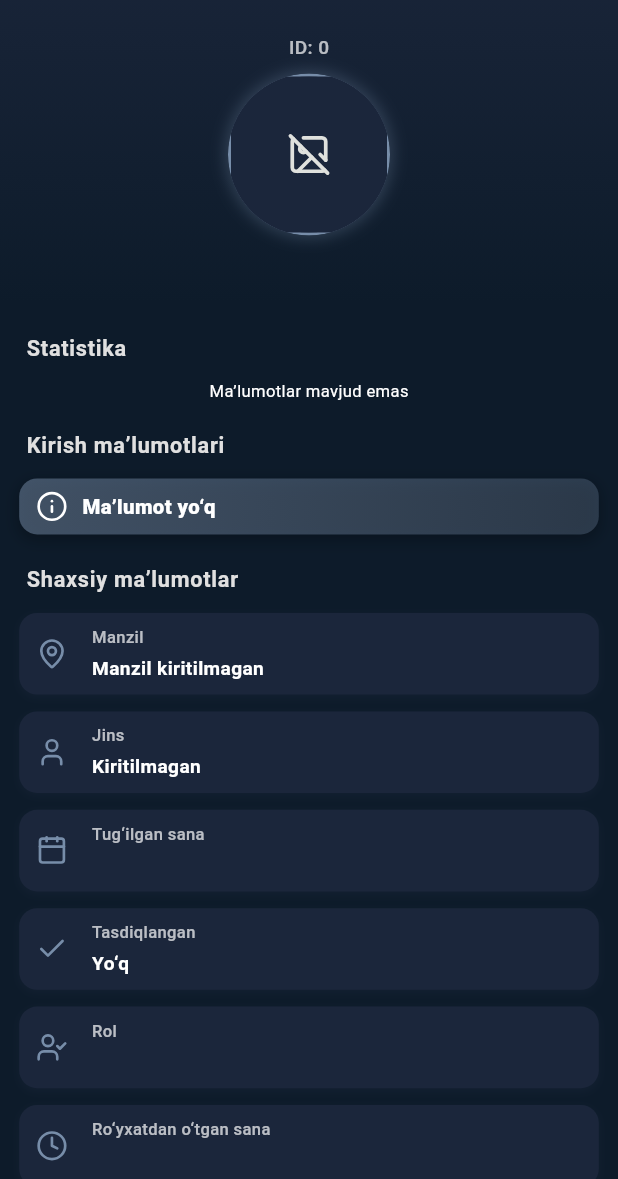
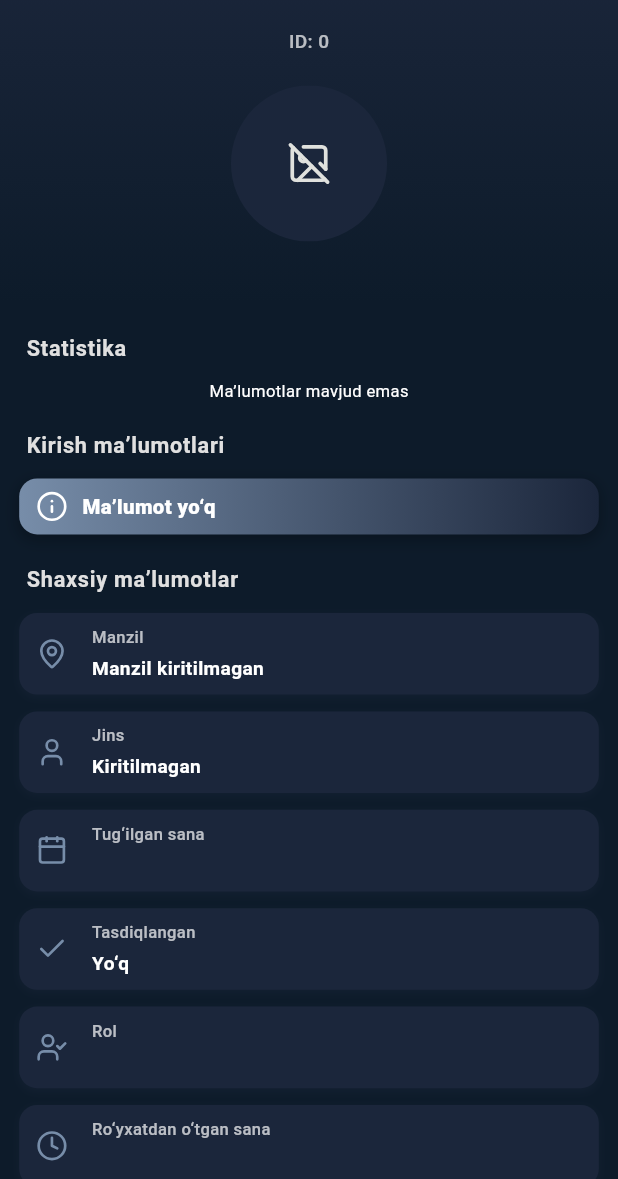
Before and after one commit to To-Rex/ishTopchi, a Flutter app: the MyProfileScreen screen opened directly, on a phone screen of 412 x 824 dp, the part 57-1236 px from its top. Run offline on Flutter 3.47's test engine with Material 3 defaults, Android fonts, the phone set to English and light mode, and no system bars; drawn by our look-alikes of cached_network_image; our stand-ins replace dio, dropdown_button2, firebase_core, flutter_map, flutter_screenutil, flutter_staggered_animations and 14 more; missing offline and left inert: flutter_map_animations; accounts and stored records are empty; network calls fail.

Commit message:
my profile screen fixed

```diff
--- a/lib/modules/profile/views/my_profile_screen.dart
+++ b/lib/modules/profile/views/my_profile_screen.dart
@@ -14,10 +14,10 @@ class MyProfileScreen extends StatefulWidget {
   const MyProfileScreen({super.key});
 
   @override
-  _MyProfileScreenState createState() => _MyProfileScreenState();
+  MyProfileScreenState createState() => MyProfileScreenState();
 }
 
-class _MyProfileScreenState extends State<MyProfileScreen> {
+class MyProfileScreenState extends State<MyProfileScreen> {
   final ApiController apiController = Get.find<ApiController>();
   final FuncController funcController = Get.find<FuncController>();
 
@@ -71,16 +71,16 @@ class _MyProfileScreenState extends State<MyProfileScreen> {
         return [Colors.green.shade800, Colors.green.shade400];
       }
     }
-    return [AppColors.lightBlue.withOpacity(0.5), AppColors.lightBlue.withOpacity(0.3)];
+    return [AppColors.lightBlue, AppColors.darkBlue];
   }
 
   Color _getAuthShadowColor(UserMe? user) {
     if (user?.data?.authProviders?.isNotEmpty ?? false) {
       final provider = user!.data!.authProviders!.first.providerType;
       if (provider == 'GOOGLE') {
-        return Colors.blue.shade600.withOpacity(0.4);
+        return AppColors.darkNavy;
       } else if (provider == 'PHONE_NUMBER') {
-        return Colors.green.shade600.withOpacity(0.4);
+        return AppColors.lightBlue;
       }
     }
     return Colors.black26;
@@ -147,24 +147,15 @@ class _MyProfileScreenState extends State<MyProfileScreen> {
 
   Widget _buildHeader(BuildContext context, UserMe? user) {
     return Container(
-      decoration: BoxDecoration(
-        gradient: LinearGradient(
-          colors: [AppColors.darkBlue.withOpacity(0.9), AppColors.darkNavy],
-          begin: Alignment.topCenter,
-          end: Alignment.bottomCenter,
-        ),
-      ),
+      decoration: BoxDecoration(gradient: LinearGradient(colors: [AppColors.darkBlue, AppColors.darkNavy], begin: Alignment.topCenter, end: Alignment.bottomCenter)),
       child: AnimationLimiter(
         child: Column(
           mainAxisAlignment: MainAxisAlignment.center,
           children: AnimationConfiguration.toStaggeredList(
             duration: const Duration(milliseconds: 500),
-            childAnimationBuilder: (widget) => SlideAnimation(
-              verticalOffset: 20.0,
-              child: FadeInAnimation(child: widget),
-            ),
+            childAnimationBuilder: (widget) => SlideAnimation(verticalOffset: 20.0, child: FadeInAnimation(child: widget)),
             children: [
-              SizedBox(height: Responsive.scaleHeight(75, context)),
+              SizedBox(height: Responsive.scaleHeight(70, context)),
               Text(
                 'ID: ${user?.data?.id.toString() ?? 'Kiritilmagan'}',
                 style: TextStyle(
@@ -173,7 +164,7 @@ class _MyProfileScreenState extends State<MyProfileScreen> {
                   fontWeight: FontWeight.w500,
                 ),
               ),
-              SizedBox(height: Responsive.scaleHeight(10, context)),
+              SizedBox(height: Responsive.scaleHeight(25, context)),
               GestureDetector(
                 onTap: () {
                   if (user?.data?.profilePicture != null) {
@@ -183,74 +174,32 @@ class _MyProfileScreenState extends State<MyProfileScreen> {
                 child: Hero(
                   tag: 'profile-image',
                   child: Container(
-                    decoration: BoxDecoration(
-                      shape: BoxShape.circle,
-                      boxShadow: [
-                        BoxShadow(
-                          color: AppColors.lightBlue.withOpacity(0.3),
-                          blurRadius: 8,
-                          spreadRadius: 2,
-                        ),
-                      ],
-                    ),
+                    decoration: BoxDecoration(shape: BoxShape.circle),
                     child: ClipRRect(
                       borderRadius: BorderRadius.circular(150),
                       child: Container(
-                        decoration: BoxDecoration(
-                          border: Border.all(color: AppColors.lightBlue, width: 2),
-                          shape: BoxShape.circle,
-                        ),
+                        decoration: BoxDecoration(shape: BoxShape.circle),
                         child: CachedNetworkImage(
                           imageUrl: _getProfileUrl(user?.data?.profilePicture),
                           height: Responsive.scaleHeight(130, context),
                           width: Responsive.scaleWidth(130, context),
                           fit: BoxFit.cover,
-                          placeholder: (context, url) => Center(
-                            child: CircularProgressIndicator(
-                              color: AppColors.lightBlue,
-                              strokeWidth: 2,
-                            ),
-                          ),
-                          errorWidget: (context, url, error) => Container(
-                            color: AppColors.darkBlue,
-                            child: Icon(
-                              LucideIcons.imageOff,
-                              size: Responsive.scaleFont(35, context),
-                              color: AppColors.lightGray,
-                            ),
-                          ),
-                        ),
-                      ),
-                    ),
-                  ),
-                ),
+                          placeholder: (context, url) => Center(child: CircularProgressIndicator(color: AppColors.lightBlue, strokeWidth: 2)),
+                          errorWidget: (context, url, error) => Container(color: AppColors.darkBlue, child: Icon(LucideIcons.imageOff, size: Responsive.scaleFont(35, context), color: AppColors.lightGray))
+                        )
+                      )
+                    )
+                  )
+                )
               ),
               SizedBox(height: Responsive.scaleHeight(12, context)),
-              Text(
-                user?.data?.firstName != null
-                    ? '${user!.data!.firstName} ${user.data!.lastName ?? ''}'
-                    : user?.data?.lastName ?? 'Ism yo‘q',
-                style: TextStyle(
-                  color: Colors.white,
-                  fontSize: Responsive.scaleFont(22, context),
-                  fontWeight: FontWeight.bold,
-                  letterSpacing: 0.5,
-                ),
-              ),
+              Text(user?.data?.firstName != null ? '${user!.data!.firstName} ${user.data!.lastName ?? ''}' : user?.data?.lastName ?? 'Ism yo‘q', style: TextStyle(color: Colors.white, fontSize: Responsive.scaleFont(22, context), fontWeight: FontWeight.bold, letterSpacing: 0.5)),
               SizedBox(height: Responsive.scaleHeight(6, context)),
-              Text(
-                _getAuthInfo(user),
-                style: TextStyle(
-                  color: Colors.white70,
-                  fontSize: Responsive.scaleFont(14, context),
-                  fontStyle: FontStyle.italic,
-                  fontWeight: FontWeight.w400,
-                ),
-              ),
-            ],
-          ),
-        ),
-      ),
+              Text(_getAuthInfo(user), style: TextStyle(color: Colors.white70, fontSize: Responsive.scaleFont(14, context), fontStyle: FontStyle.italic, fontWeight: FontWeight.w400))
+            ]
+          )
+        )
+      )
     );
   }
 
@@ -259,11 +208,7 @@ class _MyProfileScreenState extends State<MyProfileScreen> {
       crossAxisAlignment: CrossAxisAlignment.start,
       children: AnimationConfiguration.toStaggeredList(
         duration: const Duration(milliseconds: 600),
-        childAnimationBuilder: (widget) => SlideAnimation(
-          verticalOffset: 20.0,
-          curve: Curves.easeOutBack,
-          child: FadeInAnimation(child: widget),
-        ),
+        childAnimationBuilder: (widget) => SlideAnimation(verticalOffset: 20.0, curve: Curves.easeOutBack, child: FadeInAnimation(child: widget)),
         children: [
           _buildSectionTitle(context, 'Statistika'),
           SizedBox(height: Responsive.scaleHeight(12, context)),
@@ -272,12 +217,7 @@ class _MyProfileScreenState extends State<MyProfileScreen> {
               return Center(child: CircularProgressIndicator(color: AppColors.lightBlue));
             }
             if (funcController.meStats.value.data == null) {
-              return Center(
-                child: Text(
-                  'Ma’lumotlar mavjud emas',
-                  style: TextStyle(color: Colors.white, fontSize: Responsive.scaleFont(13, context)),
-                ),
-              );
+              return Center(child: Text('Ma’lumotlar mavjud emas', style: TextStyle(color: Colors.white, fontSize: Responsive.scaleFont(13, context))));
             }
             return Row(
               mainAxisAlignment: MainAxisAlignment.spaceEvenly,
@@ -286,21 +226,21 @@ class _MyProfileScreenState extends State<MyProfileScreen> {
                   context,
                   icon: LucideIcons.squareLibrary,
                   title: 'Postlar',
-                  value: funcController.meStats.value.data?.postcount ?? '0',
+                  value: funcController.meStats.value.data?.postcount ?? '0'
                 ),
                 _buildStatCard(
                   context,
                   icon: LucideIcons.eye,
                   title: 'Ko‘rishlar',
-                  value: funcController.meStats.value.data?.totalViews ?? '0',
+                  value: funcController.meStats.value.data?.totalViews ?? '0'
                 ),
                 _buildStatCard(
                   context,
                   icon: LucideIcons.fileText,
                   title: 'Resumelar',
-                  value: (user?.data?.resumes?.length ?? 0).toString(),
-                ),
-              ],
+                  value: (user?.data?.resumes?.length ?? 0).toString()
+                )
+              ]
             );
           }),
           SizedBox(height: Responsive.scaleHeight(20, context)),
@@ -382,22 +322,10 @@ class _MyProfileScreenState extends State<MyProfileScreen> {
                     width: double.infinity,
                     padding: EdgeInsets.symmetric(vertical: Responsive.scaleHeight(10, context), horizontal: Responsive.scaleWidth(14, context)),
                     margin: EdgeInsets.symmetric(vertical: Responsive.scaleHeight(4, context)),
-
                     decoration: BoxDecoration(
-                      gradient: LinearGradient(
-                        colors: _getAuthGradient(user),
-                        begin: Alignment.centerLeft,
-                        end: Alignment.centerRight,
-                      ),
+                      gradient: LinearGradient(colors: _getAuthGradient(user), begin: Alignment.centerLeft, end: Alignment.centerRight),
                       borderRadius: BorderRadius.circular(12),
-                      boxShadow: [
-                        BoxShadow(
-                          color: _getAuthShadowColor(user),
-                          blurRadius: 8,
-                          spreadRadius: 1,
-                          offset: Offset(0, 3),
-                        ),
-                      ],
+                      boxShadow: [BoxShadow(color: _getAuthShadowColor(user), blurRadius: 8, spreadRadius: 1, offset: Offset(0, 3))]
                     ),
                     child: Row(
                       mainAxisSize: MainAxisSize.min,
@@ -405,27 +333,16 @@ class _MyProfileScreenState extends State<MyProfileScreen> {
                         AnimatedScale(
                           scale: 1.0,
                           duration: const Duration(milliseconds: 300),
-                          child: Icon(
-                            _getAuthIcon(user),
-                            color: Colors.white,
-                            size: Responsive.scaleFont(25, context),
-                          ),
+                          child: Icon(_getAuthIcon(user), color: Colors.white, size: Responsive.scaleFont(25, context))
                         ),
                         SizedBox(width: Responsive.scaleWidth(12, context)),
-                        Text(
-                          _getAuthMethod(user),
-                          style: TextStyle(
-                            color: Colors.white,
-                            fontSize: Responsive.scaleFont(16, context),
-                            fontWeight: FontWeight.w800,
-                          ),
-                        ),
-                      ],
-                    ),
-                  ),
-                ),
-              ),
-            ),
+                        Text(_getAuthMethod(user), style: TextStyle(color: Colors.white, fontSize: Responsive.scaleFont(16, context), fontWeight: FontWeight.w800))
+                      ]
+                    )
+                  )
+                )
+              )
+            )
           ),
           SizedBox(height: Responsive.scaleHeight(20, context)),
           _buildSectionTitle(context, 'Shaxsiy ma’lumotlar'),
@@ -436,48 +353,44 @@ class _MyProfileScreenState extends State<MyProfileScreen> {
                 context,
                 icon: LucideIcons.mapPin,
                 title: 'Manzil',
-                value: user?.data?.district != null
-                    ? '${user!.data!.district!.name}, ${user.data!.district!.region!.name}'
-                    : 'Manzil kiritilmagan',
+                value: user?.data?.district != null ? '${user!.data!.district!.name}, ${user.data!.district!.region!.name}' : 'Manzil kiritilmagan'
               ),
               SizedBox(height: Responsive.scaleHeight(6, context)),
               _buildInfoCard(
                 context,
                 icon: LucideIcons.user,
                 title: 'Jins',
-                value: user?.data?.gender == 'MALE' ? 'Erkak' : user?.data?.gender == 'FEMALE' ? 'Ayol' : 'Kiritilmagan',
+                value: user?.data?.gender == 'MALE' ? 'Erkak' : user?.data?.gender == 'FEMALE' ? 'Ayol' : 'Kiritilmagan'
               ),
               SizedBox(height: Responsive.scaleHeight(6, context)),
               _buildInfoCard(
                 context,
                 icon: LucideIcons.calendar,
                 title: 'Tug‘ilgan sana',
-                value: user?.data?.birthDate ?? 'Kiritilmagan',
+                value: user?.data?.birthDate ?? 'Kiritilmagan'
               ),
               SizedBox(height: Responsive.scaleHeight(6, context)),
               _buildInfoCard(
                 context,
                 icon: LucideIcons.check,
                 title: 'Tasdiqlangan',
-                value: user?.data?.verified == true ? 'Ha' : 'Yo‘q',
+                value: user?.data?.verified == true ? 'Ha' : 'Yo‘q'
               ),
               SizedBox(height: Responsive.scaleHeight(6, context)),
               _buildInfoCard(
                 context,
                 icon: LucideIcons.userCheck,
                 title: 'Rol',
-                value: user?.data?.role ?? 'Kiritilmagan',
+                value: user?.data?.role ?? 'Kiritilmagan'
               ),
               SizedBox(height: Responsive.scaleHeight(6, context)),
               _buildInfoCard(
                 context,
                 icon: LucideIcons.clock,
                 title: 'Ro‘yxatdan o‘tgan sana',
-                value: user?.data?.createdAt != null
-                    ? user!.data!.createdAt!.split('T')[0]
-                    : 'Kiritilmagan',
-              ),
-            ],
+                value: user?.data?.createdAt != null ? user!.data!.createdAt!.split('T')[0] : 'Kiritilmagan'
+              )
+            ]
           ),
           SizedBox(height: Responsive.scaleHeight(20, context)),
           _buildSectionTitle(context, 'Hisobni boshqarish'),
@@ -487,19 +400,9 @@ class _MyProfileScreenState extends State<MyProfileScreen> {
             child: AnimatedContainer(
               duration: const Duration(milliseconds: 300),
               decoration: BoxDecoration(
-                gradient: LinearGradient(
-                  colors: [Colors.redAccent.withOpacity(0.9), Colors.red.withOpacity(0.7)],
-                  begin: Alignment.topLeft,
-                  end: Alignment.bottomRight,
-                ),
+                gradient: LinearGradient(colors: [Colors.redAccent, Colors.red], begin: Alignment.topLeft, end: Alignment.bottomRight),
                 borderRadius: BorderRadius.circular(12),
-                boxShadow: [
-                  BoxShadow(
-                    color: Colors.black26,
-                    blurRadius: 4,
-                    offset: Offset(0, 2),
-                  ),
-                ],
+                boxShadow: [BoxShadow(color: Colors.black26, blurRadius: 4, offset: Offset(0, 2))]
               ),
               child: Material(
                 color: Colors.transparent,
@@ -507,33 +410,23 @@ class _MyProfileScreenState extends State<MyProfileScreen> {
                   borderRadius: BorderRadius.circular(12),
                   onTap: _deleteAccount,
                   child: Padding(
-                    padding: EdgeInsets.symmetric(
-                      vertical: Responsive.scaleHeight(12, context),
-                      horizontal: Responsive.scaleWidth(20, context),
-                    ),
+                    padding: EdgeInsets.symmetric(vertical: Responsive.scaleHeight(12, context), horizontal: Responsive.scaleWidth(20, context)),
                     child: Row(
                       mainAxisAlignment: MainAxisAlignment.center,
                       children: [
                         Icon(LucideIcons.trash2, color: Colors.white, size: Responsive.scaleFont(16, context)),
                         SizedBox(width: Responsive.scaleWidth(8, context)),
-                        Text(
-                          'Hisobni o‘chirish',
-                          style: TextStyle(
-                            color: Colors.white,
-                            fontSize: Responsive.scaleFont(15, context),
-                            fontWeight: FontWeight.w600,
-                          ),
-                        ),
-                      ],
-                    ),
-                  ),
-                ),
-              ),
-            ),
+                        Text('Hisobni o‘chirish', style: TextStyle(color: Colors.white, fontSize: Responsive.scaleFont(15, context), fontWeight: FontWeight.w600))
+                      ]
+                    )
+                  )
+                )
+              )
+            )
           ),
-          SizedBox(height: Responsive.scaleHeight(100, context)),
-        ],
-      ),
+          SizedBox(height: Responsive.scaleHeight(150, context))
+        ]
+      )
     );
   }
 
@@ -687,19 +580,9 @@ class _MyProfileScreenState extends State<MyProfileScreen> {
       width: Responsive.scaleWidth(100, context),
       padding: EdgeInsets.all(Responsive.scaleWidth(10, context)),
       decoration: BoxDecoration(
-        gradient: LinearGradient(
-          colors: [AppColors.darkBlue.withOpacity(0.6), AppColors.darkBlue.withOpacity(0.3)],
-          begin: Alignment.topLeft,
-          end: Alignment.bottomRight,
-        ),
+        color: AppColors.darkBlue,
         borderRadius: BorderRadius.circular(12),
-        boxShadow: [
-          BoxShadow(
-            color: Colors.black26,
-            blurRadius: 6,
-            offset: Offset(0, 2),
-          ),
-        ],
+        boxShadow: [BoxShadow(color: AppColors.darkNavy, blurRadius: 6, offset: Offset(0, 2))]
       ),
       child: Column(
         mainAxisAlignment: MainAxisAlignment.center,
@@ -707,33 +590,14 @@ class _MyProfileScreenState extends State<MyProfileScreen> {
           AnimatedScale(
             scale: 1.0,
             duration: const Duration(milliseconds: 300),
-            child: Icon(
-              icon,
-              color: AppColors.lightBlue,
-              size: Responsive.scaleFont(24, context),
-            ),
+            child: Icon(icon, color: AppColors.lightBlue, size: Responsive.scaleFont(24, context))
           ),
           SizedBox(height: Responsive.scaleHeight(6, context)),
-          Text(
-            value,
-            style: TextStyle(
-              color: Colors.white,
-              fontSize: Responsive.scaleFont(16, context),
-              fontWeight: FontWeight.bold,
-            ),
-          ),
+          Text(value, style: TextStyle(color: Colors.white, fontSize: Responsive.scaleFont(16, context), fontWeight: FontWeight.bold)),
           SizedBox(height: Responsive.scaleHeight(4, context)),
-          Text(
-            title,
-            textAlign: TextAlign.center,
-            style: TextStyle(
-              color: Colors.white70,
-              fontSize: Responsive.scaleFont(12, context),
-              fontWeight: FontWeight.w500,
-            ),
-          ),
-        ],
-      ),
+          Text(title, textAlign: TextAlign.center, style: TextStyle(color: Colors.white70, fontSize: Responsive.scaleFont(12, context), fontWeight: FontWeight.w500))
+        ]
+      )
     );
   }
 
```
